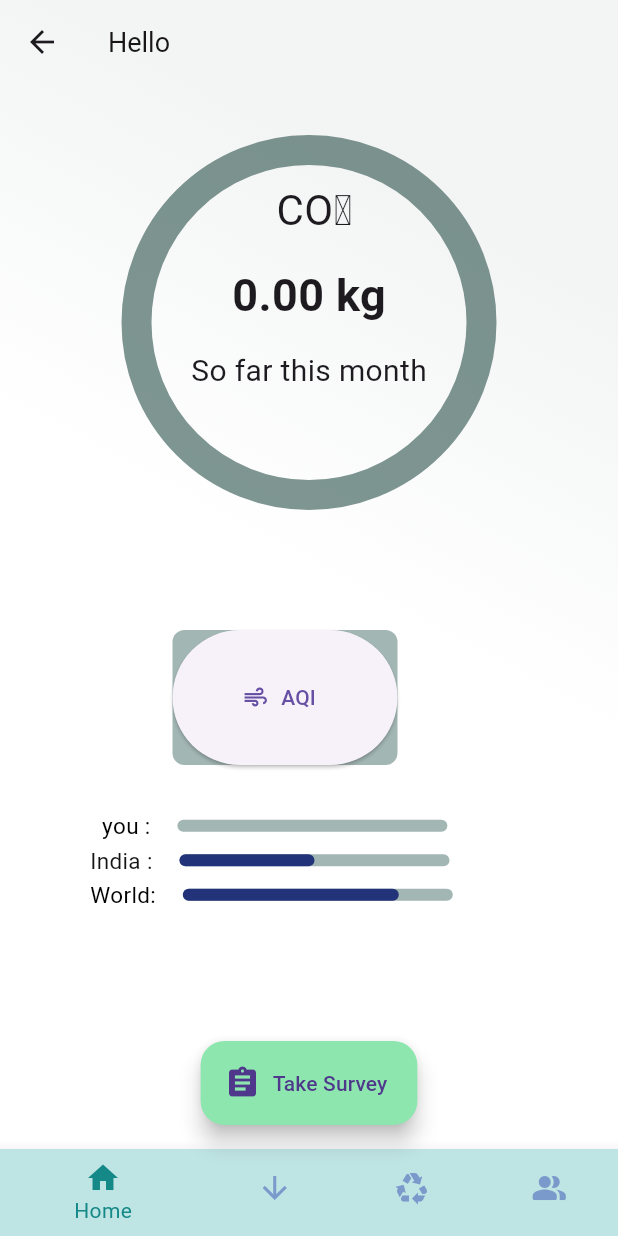
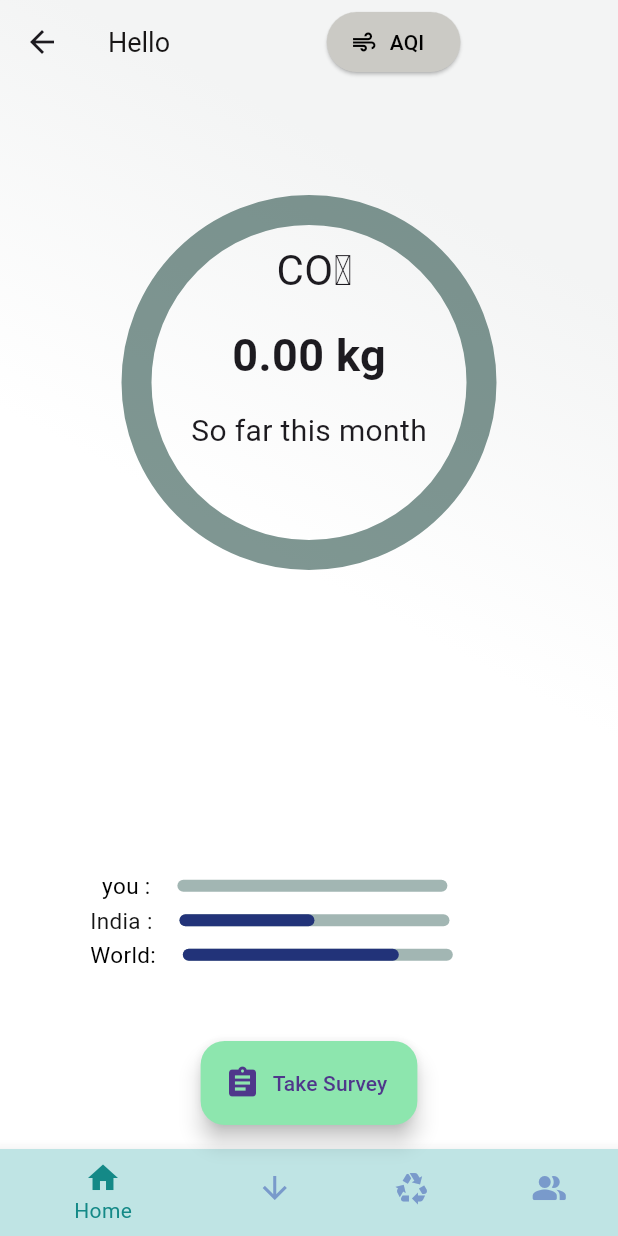
Before and after one commit to AartiDevkar/BEarthly, a Flutter app: the HomePage screen opened by its route, on a phone screen of 412 x 824 dp. Run offline on Flutter 3.47's test engine with Material 3 defaults, Android fonts, the phone set to English and light mode, and no system bars; drawn by our look-alikes of percent_indicator; our stand-ins replace cloud_firestore, firebase_auth, firebase_core, firebase_messaging, fl_chart, flutter_local_notifications and 4 more; missing offline and left inert: flutter_custom_tabs; accounts and stored records are empty.

Commit message:
feat: AQI

```diff
--- a/lib/carbonTrack/home_page.dart
+++ b/lib/carbonTrack/home_page.dart
@@ -1,5 +1,6 @@
 //import 'package:bearthly/carbonTrack/components/cloud_animation.dart';
 import 'package:bearthly/carbonTrack/components/aqiPage.dart';
+
 import 'package:bearthly/carbonTrack/components/survey.dart';
 import 'package:cloud_firestore/cloud_firestore.dart';
 import 'package:firebase_auth/firebase_auth.dart';
@@ -166,12 +167,35 @@ class _HomePageState extends State<HomePage> with TickerProviderStateMixin {
         backgroundColor: Colors.transparent,
         elevation: 0, // Remove app bar shadow
         scrolledUnderElevation: screenHeight,
-        title: Text(
-          "Hello $userName",
-          style: const TextStyle(
-            fontSize: 18,
-            color: Color.fromARGB(255, 23, 21, 21),
-          ),
+        title: Row(
+          children: [
+            Text(
+              "Hello $userName",
+              style: const TextStyle(
+                fontSize: 18,
+                color: Color.fromARGB(255, 23, 21, 21),
+              ),
+            ),
+            SizedBox(
+              width: 100,
+            ),
+            ElevatedButton.icon(
+              style: ButtonStyle(
+                  backgroundColor: MaterialStatePropertyAll(
+                      Color.fromARGB(255, 203, 202, 197))),
+              onPressed: (() {
+                Navigator.push(
+                  context,
+                  MaterialPageRoute(builder: (context) => AirQualityPage()),
+                );
+              }),
+              icon: Icon(Icons.air, color: Colors.black),
+              label: Text(
+                'AQI',
+                style: TextStyle(color: Colors.black),
+              ),
+            ),
+          ],
         ),
       ),
       body: Stack(
@@ -194,7 +218,7 @@ class _HomePageState extends State<HomePage> with TickerProviderStateMixin {
             child: Container(
               alignment: Alignment.topCenter,
               padding: const EdgeInsets.only(
-                  top: 90, left: 60, right: 60), // Adjust padding
+                  top: 130, left: 60, right: 60), // Adjust padding
 
               child: Indicator(
                 percent: calculatedPercent,
@@ -205,28 +229,6 @@ class _HomePageState extends State<HomePage> with TickerProviderStateMixin {
           const SizedBox(
             height: 200,
           ),
-          Padding(
-            padding: const EdgeInsets.only(top: 420, left: 115, right: 60),
-            child: Container(
-              height: 90,
-              width: 150,
-              decoration: BoxDecoration(
-                color: Color.fromARGB(147, 94, 129, 123),
-                borderRadius: BorderRadius.circular(8.0),
-              ),
-              child: ElevatedButton.icon(
-                onPressed: (() {
-                  Navigator.push(
-                    context,
-                    MaterialPageRoute(builder: (context) => AirQualityPage()),
-                  );
-                }),
-                icon: Icon(Icons.air),
-                label: Text('AQI'),
-              ),
-            ),
-          ),
-
           // const Positioned.fill(
           //   child: CloudAnimation(),
           // ),
```
Also changed, not shown: lib/carbonTrack/components/aqiPage.dart (+71 -55 lines).
